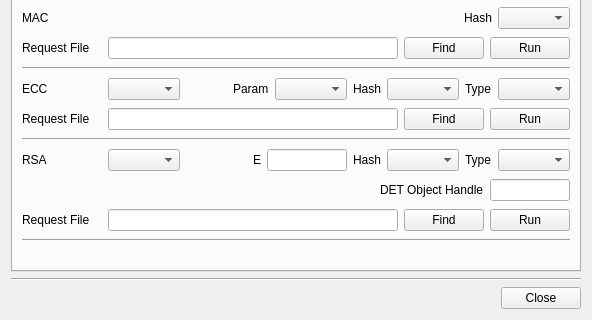
Above: CryptokiMan/cavp_dlg.ui from jykim74/CryptokiMan before the change; both pictures show x 0 to 592 and y 376 to 696 of the 592 by 696 pixel window. Below: the same form after it.
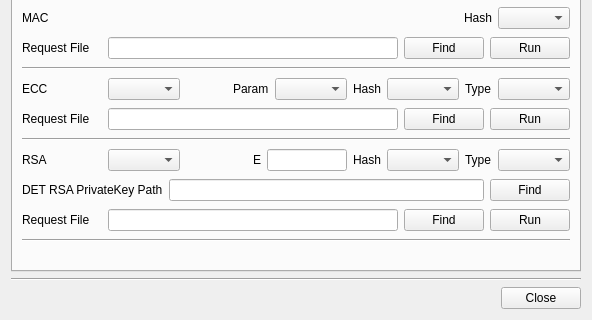
That is the form after the change.

The edit to the form file:
```diff
--- a/CryptokiMan/cavp_dlg.ui
+++ b/CryptokiMan/cavp_dlg.ui
@@ -1829,36 +1829,26 @@
         </layout>
        </item>
        <item>
-        <layout class="QGridLayout" name="gridLayout_31">
-         <item row="0" column="3">
-          <widget class="QLabel" name="mRSAObjectLabel">
-           <property name="text">
-            <string>DET Object Handle</string>
-           </property>
-          </widget>
-         </item>
-         <item row="0" column="4">
-          <widget class="QLineEdit" name="mRSAObjectText">
-           <property name="maximumSize">
-            <size>
-             <width>80</width>
-             <height>16777215</height>
-            </size>
-           </property>
-          </widget>
-         </item>
+        <layout class="QGridLayout" name="gridLayout_32">
+         <property name="topMargin">
+          <number>0</number>
+         </property>
          <item row="0" column="0">
-          <spacer name="horizontalSpacer_17">
-           <property name="orientation">
-            <enum>Qt::Horizontal</enum>
+          <widget class="QLabel" name="mRSAObjectLabel">
+           <property name="text">
+            <string>DET RSA PrivateKey Path</string>
            </property>
-           <property name="sizeHint" stdset="0">
-            <size>
-             <width>40</width>
-             <height>20</height>
-            </size>
+          </widget>
+         </item>
+         <item row="0" column="1">
+          <widget class="QLineEdit" name="mRSA_DETPriKeyPathText"/>
+         </item>
+         <item row="0" column="2">
+          <widget class="QPushButton" name="mRSA_DETPriKeyFindBtn">
+           <property name="text">
+            <string>Find</string>
            </property>
-          </spacer>
+          </widget>
          </item>
         </layout>
        </item>
```
